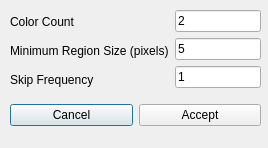
Old version of the form BobRoss/kMeansUI.ui in the repository dongbu/painterRHIT.
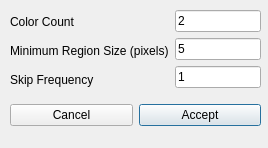
New version of the form.

Commit message: Made kMeans and canny more pleasant to use.  Fixed a few minor bugs.

The edit to the form file:
```diff
--- a/BobRoss/kMeansUI.ui
+++ b/BobRoss/kMeansUI.ui
@@ -90,6 +90,9 @@
       <property name="text">
        <string>Cancel</string>
       </property>
+      <property name="autoDefault">
+       <bool>false</bool>
+      </property>
      </widget>
     </item>
     <item>
@@ -97,6 +100,12 @@
       <property name="text">
        <string>Accept</string>
       </property>
+      <property name="autoDefault">
+       <bool>false</bool>
+      </property>
+      <property name="default">
+       <bool>true</bool>
+      </property>
      </widget>
     </item>
    </layout>
```
The commit also changes 7 other files.
